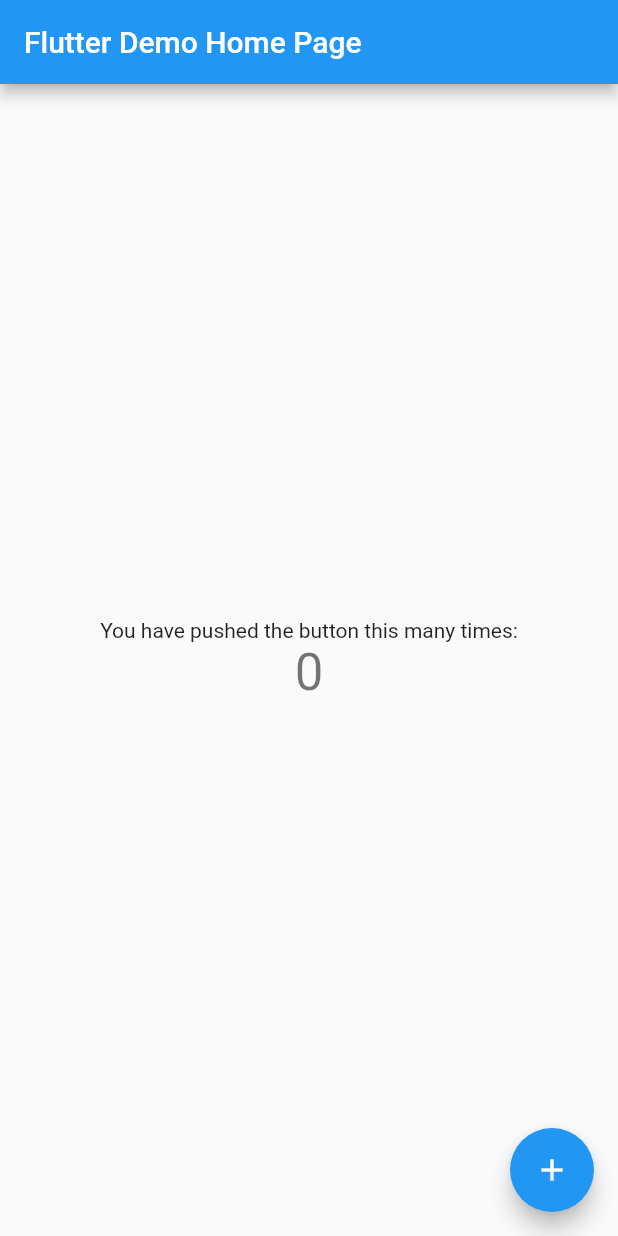
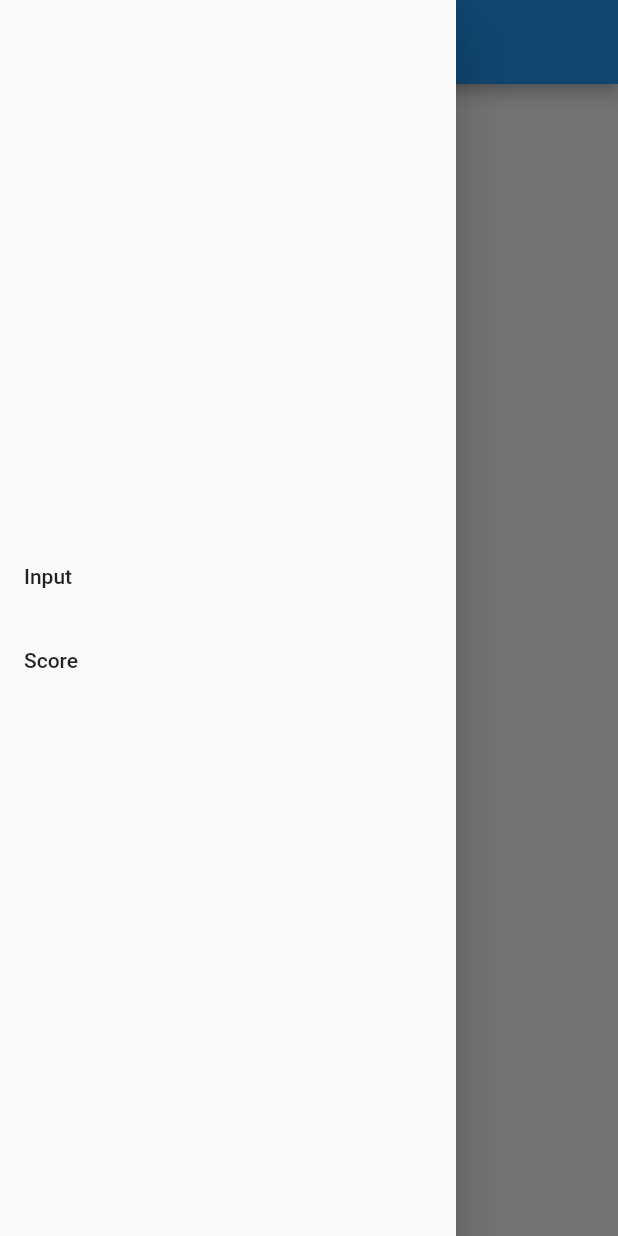
Before and after one commit to BulcsuFarmasi/otp-flutter-test, a Flutter app: the screen it shows after launch, with the side drawer open (before the commit the screen has no drawer), on a phone screen of 412 x 824 dp. Run offline on Flutter 3.47's test engine with Material 2 defaults, Android fonts, the phone set to English and light mode, and no system bars.

Commit message:
creating basic structure of application

```diff
--- /dev/null
+++ b/lib/features/input/view/pages/input_page.dart
@@ -0,0 +1,19 @@
+import 'package:flutter/material.dart';
+import 'package:otp_flutter_test/shared/app_drawer.dart';
+
+class InputPage extends StatelessWidget {
+  const InputPage({super.key});
+
+  static const routeName = '/input';
+
+  @override
+  Widget build(BuildContext context) {
+    return  Scaffold(
+      appBar: AppBar(),
+      drawer: const AppDrawer(),
+      body: const Center(
+        child: Text('Input'),
+      ),
+    );
+  }
+}
--- /dev/null
+++ b/lib/features/score/view/pages/score_page.dart
@@ -0,0 +1,19 @@
+import 'package:flutter/material.dart';
+import 'package:otp_flutter_test/shared/app_drawer.dart';
+
+class ScorePage extends StatelessWidget {
+  const ScorePage({super.key});
+
+  static const routeName = '/score';
+
+  @override
+  Widget build(BuildContext context) {
+    return Scaffold(
+      appBar: AppBar(),
+      drawer: const AppDrawer(),
+      body: const Center(
+        child: Text('Input'),
+      ),
+    );
+  }
+}
--- a/lib/main.dart
+++ b/lib/main.dart
@@ -1,115 +1,7 @@
 import 'package:flutter/material.dart';
 
+import 'shared/app.dart';
+
 void main() {
-  runApp(const MyApp());
+  runApp(const App());
 }
-
-class MyApp extends StatelessWidget {
-  const MyApp({super.key});
-
-  // This widget is the root of your application.
-  @override
-  Widget build(BuildContext context) {
-    return MaterialApp(
-      title: 'Flutter Demo',
-      theme: ThemeData(
-        // This is the theme of your application.
-        //
-        // Try running your application with "flutter run". You'll see the
-        // application has a blue toolbar. Then, without quitting the app, try
-        // changing the primarySwatch below to Colors.green and then invoke
-        // "hot reload" (press "r" in the console where you ran "flutter run",
-        // or simply save your changes to "hot reload" in a Flutter IDE).
-        // Notice that the counter didn't reset back to zero; the application
-        // is not restarted.
-        primarySwatch: Colors.blue,
-      ),
-      home: const MyHomePage(title: 'Flutter Demo Home Page'),
-    );
-  }
-}
-
-class MyHomePage extends StatefulWidget {
-  const MyHomePage({super.key, required this.title});
-
-  // This widget is the home page of your application. It is stateful, meaning
-  // that it has a State object (defined below) that contains fields that affect
-  // how it looks.
-
-  // This class is the configuration for the state. It holds the values (in this
-  // case the title) provided by the parent (in this case the App widget) and
-  // used by the build method of the State. Fields in a Widget subclass are
-  // always marked "final".
-
-  final String title;
-
-  @override
-  State<MyHomePage> createState() => _MyHomePageState();
-}
-
-class _MyHomePageState extends State<MyHomePage> {
-  int _counter = 0;
-
-  void _incrementCounter() {
-    setState(() {
-      // This call to setState tells the Flutter framework that something has
-      // changed in this State, which causes it to rerun the build method below
-      // so that the display can reflect the updated values. If we changed
-      // _counter without calling setState(), then the build method would not be
-      // called again, and so nothing would appear to happen.
-      _counter++;
-    });
-  }
-
-  @override
-  Widget build(BuildContext context) {
-    // This method is rerun every time setState is called, for instance as done
-    // by the _incrementCounter method above.
-    //
-    // The Flutter framework has been optimized to make rerunning build methods
-    // fast, so that you can just rebuild anything that needs updating rather
-    // than having to individually change instances of widgets.
-    return Scaffold(
-      appBar: AppBar(
-        // Here we take the value from the MyHomePage object that was created by
-        // the App.build method, and use it to set our appbar title.
-        title: Text(widget.title),
-      ),
-      body: Center(
-        // Center is a layout widget. It takes a single child and positions it
-        // in the middle of the parent.
-        child: Column(
-          // Column is also a layout widget. It takes a list of children and
-          // arranges them vertically. By default, it sizes itself to fit its
-          // children horizontally, and tries to be as tall as its parent.
-          //
-          // Invoke "debug painting" (press "p" in the console, choose the
-          // "Toggle Debug Paint" action from the Flutter Inspector in Android
-          // Studio, or the "Toggle Debug Paint" command in Visual Studio Code)
-          // to see the wireframe for each widget.
-          //
-          // Column has various properties to control how it sizes itself and
-          // how it positions its children. Here we use mainAxisAlignment to
-          // center the children vertically; the main axis here is the vertical
-          // axis because Columns are vertical (the cross axis would be
-          // horizontal).
-          mainAxisAlignment: MainAxisAlignment.center,
-          children: <Widget>[
-            const Text(
-              'You have pushed the button this many times:',
-            ),
-            Text(
-              '$_counter',
-              style: Theme.of(context).textTheme.headlineMedium,
-            ),
-          ],
-        ),
-      ),
-      floatingActionButton: FloatingActionButton(
-        onPressed: _incrementCounter,
-        tooltip: 'Increment',
-        child: const Icon(Icons.add),
-      ), // This trailing comma makes auto-formatting nicer for build methods.
-    );
-  }
-}
--- /dev/null
+++ b/lib/shared/app.dart
@@ -0,0 +1,32 @@
+import 'package:flutter/material.dart';
+import 'package:otp_flutter_test/features/input/view/pages/input_page.dart';
+import 'package:otp_flutter_test/features/score/view/pages/score_page.dart';
+
+class App extends StatelessWidget {
+  const App({super.key});
+
+  // This widget is the root of your application.
+  @override
+  Widget build(BuildContext context) {
+    return MaterialApp(
+        title: 'Flutter Demo',
+        theme: ThemeData(
+          // This is the theme of your application.
+          //
+          // Try running your application with "flutter run". You'll see the
+          // application has a blue toolbar. Then, without quitting the app, try
+          // changing the primarySwatch below to Colors.green and then invoke
+          // "hot reload" (press "r" in the console where you ran "flutter run",
+          // or simply save your changes to "hot reload" in a Flutter IDE).
+          // Notice that the counter didn't reset back to zero; the application
+          // is not restarted.
+          primarySwatch: Colors.blue,
+        ),
+        initialRoute: '/',
+        routes: {
+          '/': (_) => const InputPage(),
+          InputPage.routeName: (_) => const InputPage(),
+          ScorePage.routeName: (_) => const ScorePage(),
+        });
+  }
+}
--- /dev/null
+++ b/lib/shared/app_drawer.dart
@@ -0,0 +1,22 @@
+import 'package:flutter/material.dart';
+
+class AppDrawer extends StatelessWidget {
+  const AppDrawer({super.key});
+
+  @override
+  Widget build(BuildContext context) {
+    return Drawer(
+      child: Column(
+        mainAxisAlignment: MainAxisAlignment.center,
+        children: const [
+          ListTile(
+            title: Text('Input'),
+          ),
+          ListTile(
+            title: Text('Score'),
+          ),
+        ],
+      ),
+    );
+  }
+}
--- a/pubspec.yaml
+++ b/pubspec.yaml
@@ -35,6 +35,9 @@ dependencies:
   # The following adds the Cupertino Icons font to your application.
   # Use with the CupertinoIcons class for iOS style icons.
   cupertino_icons: ^1.0.2
+  flutter_bloc: ^8.1.2
+  test: ^1.22.0
+  bloc_test: ^9.1.1
 
 dev_dependencies:
   flutter_test:
```
Also changed, not shown: pubspec.lock, 1 other file.
